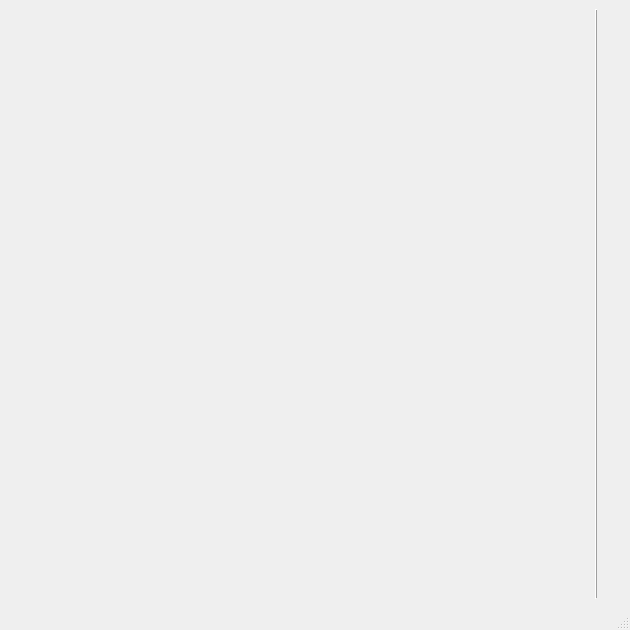
The window that SnakeBot/snakebot.ui (Razorlance/SnakeGame) describes before a commit, drawn with Qt 5.
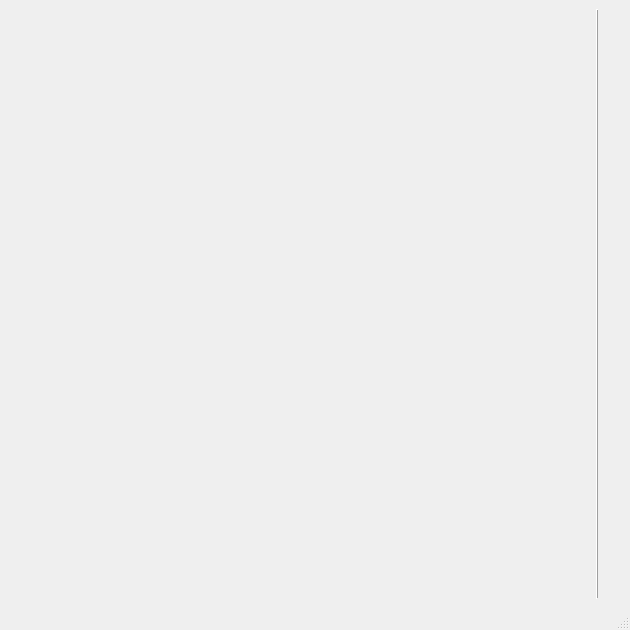
The same window after the commit.

Commit message: Changed the width of the field and made playerLabel smaller (21->19)

Diff of the .ui file:
```diff
--- a/SnakeBot/snakebot.ui
+++ b/SnakeBot/snakebot.ui
@@ -60,7 +60,7 @@
         <property name="font">
          <font>
           <family>Copperplate</family>
-          <pointsize>15</pointsize>
+          <pointsize>21</pointsize>
          </font>
         </property>
         <property name="text">
@@ -72,7 +72,7 @@
        <widget class="QLabel" name="player1Label">
         <property name="font">
          <font>
-          <pointsize>21</pointsize>
+          <pointsize>19</pointsize>
           <bold>true</bold>
          </font>
         </property>
@@ -85,7 +85,7 @@
        <widget class="QLabel" name="player2Label">
         <property name="font">
          <font>
-          <pointsize>21</pointsize>
+          <pointsize>19</pointsize>
           <bold>true</bold>
          </font>
         </property>
@@ -98,7 +98,7 @@
        <widget class="QLabel" name="player3Label">
         <property name="font">
          <font>
-          <pointsize>21</pointsize>
+          <pointsize>19</pointsize>
           <bold>true</bold>
          </font>
         </property>
@@ -111,7 +111,7 @@
        <widget class="QLabel" name="player4Label">
         <property name="font">
          <font>
-          <pointsize>21</pointsize>
+          <pointsize>19</pointsize>
           <bold>true</bold>
          </font>
         </property>
```
The commit also changes 1 other file.
